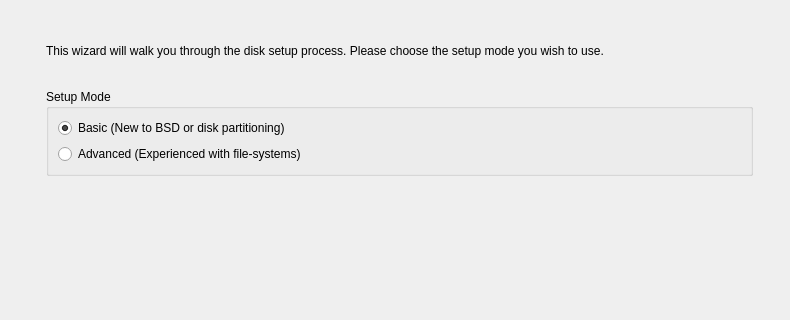
Before: the Qt Designer form src-qt5/pc-installgui/wizardDisk.ui in trueos/trueos-utils-qt5, drawn with Qt 5; both pictures show x 0 to 790 and y 0 to 320 of the 790 by 590 pixel window.
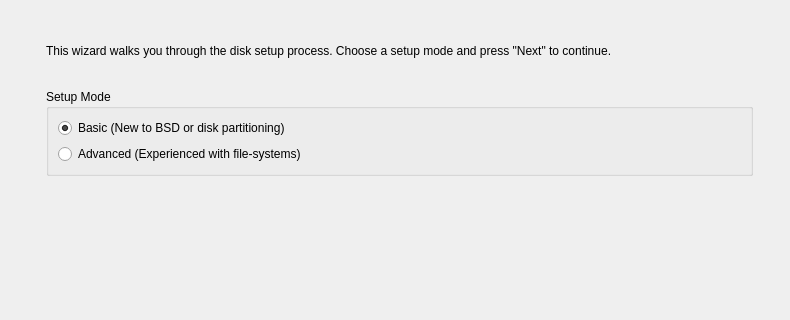
After: the same form once the commit is applied. Icons and pictures are not drawn.

Commit message: update text in disk settings in installgui

The edit to the form file:
```diff
--- a/src-qt5/pc-installgui/wizardDisk.ui
+++ b/src-qt5/pc-installgui/wizardDisk.ui
@@ -101,7 +101,7 @@
        </sizepolicy>
       </property>
       <property name="text">
-       <string>This wizard will walk you through the disk setup process. Please choose the setup mode you wish to use.</string>
+       <string>This wizard walks you through the disk setup process. Choose a setup mode and press &quot;Next&quot; to continue.</string>
       </property>
       <property name="wordWrap">
        <bool>true</bool>
```
Left out of the diff: 15 changed lines with no effect on the pictures. The commit also changes 1 other file.
